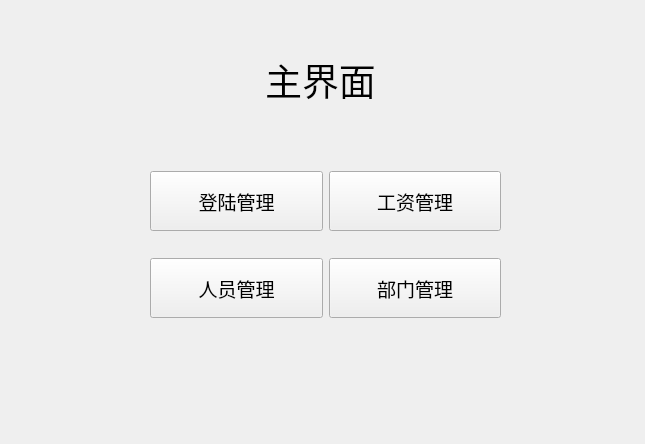
Before: the Qt Designer form DBMS/widget.ui in YOUNIR/QT-Personnel-management-system, drawn with Qt 5.
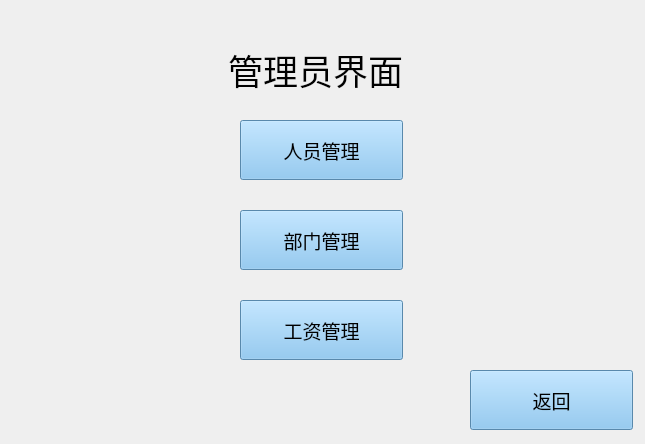
After: the same form once the commit is applied. Icons and pictures are not drawn.

What changed in the file:
```diff
--- a/DBMS/widget.ui
+++ b/DBMS/widget.ui
@@ -13,31 +13,120 @@
   <property name="windowTitle">
    <string>Widget</string>
   </property>
+  <property name="styleSheet">
+   <string notr="true"/>
+  </property>
+  <widget class="QFrame" name="frame">
+   <property name="geometry">
+    <rect>
+     <x>-20</x>
+     <y>-10</y>
+     <width>671</width>
+     <height>461</height>
+    </rect>
+   </property>
+   <property name="styleSheet">
+    <string notr="true">#frame{
+border-image: url(:/root_view.jpg);
+}</string>
+   </property>
+   <property name="frameShape">
+    <enum>QFrame::StyledPanel</enum>
+   </property>
+   <property name="frameShadow">
+    <enum>QFrame::Raised</enum>
+   </property>
+   <widget class="QPushButton" name="login_m">
+    <property name="geometry">
+     <rect>
+      <x>490</x>
+      <y>380</y>
+      <width>163</width>
+      <height>60</height>
+     </rect>
+    </property>
+    <property name="minimumSize">
+     <size>
+      <width>80</width>
+      <height>60</height>
+     </size>
+    </property>
+    <property name="font">
+     <font>
+      <pointsize>14</pointsize>
+     </font>
+    </property>
+    <property name="styleSheet">
+     <string notr="true">background-color: rgb(124,192,241);</string>
+    </property>
+    <property name="text">
+     <string>返回</string>
+    </property>
+    <property name="iconSize">
+     <size>
+      <width>22</width>
+      <height>22</height>
+     </size>
+    </property>
+   </widget>
+   <widget class="QPushButton" name="salary_m">
+    <property name="geometry">
+     <rect>
+      <x>260</x>
+      <y>310</y>
+      <width>163</width>
+      <height>60</height>
+     </rect>
+    </property>
+    <property name="minimumSize">
+     <size>
+      <width>80</width>
+      <height>60</height>
+     </size>
+    </property>
+    <property name="font">
+     <font>
+      <pointsize>14</pointsize>
+     </font>
+    </property>
+    <property name="styleSheet">
+     <string notr="true">background-color: rgb(124,192,241);</string>
+    </property>
+    <property name="text">
+     <string>工资管理</string>
+    </property>
+    <property name="iconSize">
+     <size>
+      <width>22</width>
+      <height>22</height>
+     </size>
+    </property>
+   </widget>
   <widget class="QLabel" name="label">
    <property name="geometry">
     <rect>
-     <x>210</x>
+      <x>230</x>
      <y>50</y>
-     <width>221</width>
+      <width>211</width>
      <height>61</height>
     </rect>
    </property>
+    <property name="styleSheet">
+     <string notr="true"/>
+    </property>
    <property name="text">
-    <string>&lt;html&gt;&lt;head/&gt;&lt;body&gt;&lt;p align=&quot;center&quot;&gt;&lt;span style=&quot; font-size:28pt;&quot;&gt;主界面&lt;/span&gt;&lt;/p&gt;&lt;/body&gt;&lt;/html&gt;</string>
-   </property>
-  </widget>
-  <widget class="QWidget" name="layoutWidget">
-   <property name="geometry">
-    <rect>
-     <x>150</x>
-     <y>150</y>
-     <width>351</width>
-     <height>191</height>
-    </rect>
-   </property>
-   <layout class="QGridLayout" name="gridLayout" rowstretch="1,2" columnstretch="0,0,0">
-    <item row="1" column="2">
+     <string>&lt;html&gt;&lt;head/&gt;&lt;body&gt;&lt;p align=&quot;center&quot;&gt;&lt;span style=&quot; font-size:26pt;&quot;&gt;管理员界面&lt;/span&gt;&lt;/p&gt;&lt;/body&gt;&lt;/html&gt;</string>
+    </property>
+   </widget>
      <widget class="QPushButton" name="department_m">
+    <property name="geometry">
+     <rect>
+      <x>260</x>
+      <y>220</y>
+      <width>163</width>
+      <height>60</height>
+     </rect>
+    </property>
       <property name="minimumSize">
        <size>
         <width>80</width>
@@ -49,6 +138,9 @@
         <pointsize>14</pointsize>
        </font>
       </property>
+    <property name="styleSheet">
+     <string notr="true">background-color: rgb(124,192,241);</string>
+    </property>
       <property name="text">
        <string>部门管理</string>
       </property>
@@ -56,9 +148,15 @@
        <bool>false</bool>
       </property>
      </widget>
-    </item>
-    <item row="1" column="0">
      <widget class="QPushButton" name="person_m">
+    <property name="geometry">
+     <rect>
+      <x>260</x>
+      <y>130</y>
+      <width>163</width>
+      <height>60</height>
+     </rect>
+    </property>
       <property name="minimumSize">
        <size>
         <width>80</width>
@@ -70,6 +168,9 @@
         <pointsize>14</pointsize>
        </font>
       </property>
+    <property name="styleSheet">
+     <string notr="true">background-color: rgb(124,192,241);</string>
+    </property>
       <property name="text">
        <string>人员管理</string>
       </property>
@@ -83,56 +184,6 @@
        <bool>false</bool>
       </property>
      </widget>
-    </item>
-    <item row="0" column="0">
-     <widget class="QPushButton" name="login_m">
-      <property name="minimumSize">
-       <size>
-        <width>80</width>
-        <height>60</height>
-       </size>
-      </property>
-      <property name="font">
-       <font>
-        <pointsize>14</pointsize>
-       </font>
-      </property>
-      <property name="text">
-       <string>登陆管理</string>
-      </property>
-      <property name="iconSize">
-       <size>
-        <width>22</width>
-        <height>22</height>
-       </size>
-      </property>
-     </widget>
-    </item>
-    <item row="0" column="2">
-     <widget class="QPushButton" name="salary_m">
-      <property name="minimumSize">
-       <size>
-        <width>80</width>
-        <height>60</height>
-       </size>
-      </property>
-      <property name="font">
-       <font>
-        <pointsize>14</pointsize>
-       </font>
-      </property>
-      <property name="text">
-       <string>工资管理</string>
-      </property>
-      <property name="iconSize">
-       <size>
-        <width>22</width>
-        <height>22</height>
-       </size>
-      </property>
-     </widget>
-    </item>
-   </layout>
   </widget>
  </widget>
  <resources/>
```
Lines whose indentation alone changed are shown as unchanged.
